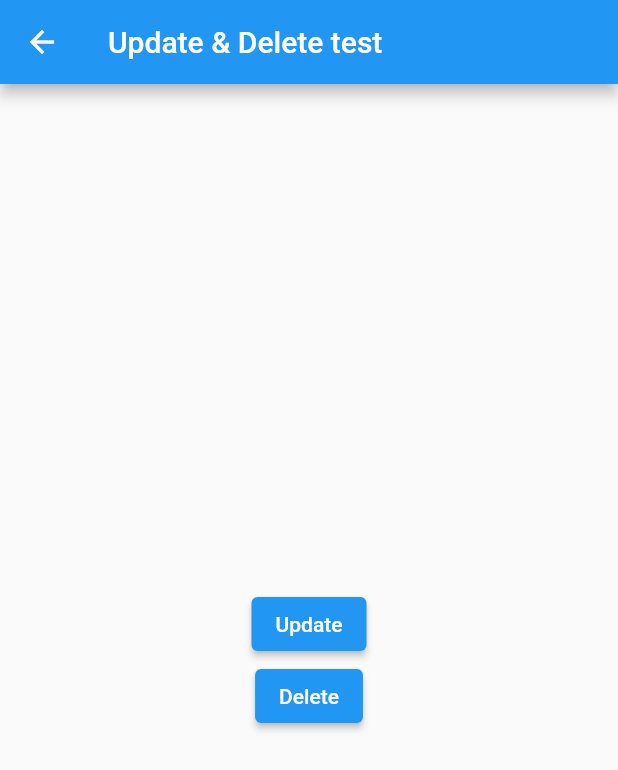
After one commit to rabin245/myfirebase_app, a Flutter app: the HomePage screen opened directly, after a tap on "Update test", on a phone screen of 412 x 824 dp. The commit adds this screen. Shown: the top 770 px of the screen. Run offline on Flutter 3.47's test engine with Material 2 defaults, Android fonts, the phone set to English and light mode, and no system bars; our stand-ins replace cloud_firestore, firebase_core; accounts and stored records are empty.

Commit message:
update and delete test

```diff
--- a/lib/user/homepage.dart
+++ b/lib/user/homepage.dart
@@ -1,6 +1,7 @@
 import 'package:firebase_app/user/show_user.dart';
 import 'package:flutter/material.dart';
 import 'package:cloud_firestore/cloud_firestore.dart';
+import 'update_delete.dart';
 import 'user.dart';
 
 class HomePage extends StatelessWidget {
@@ -48,6 +49,16 @@ class HomePage extends StatelessWidget {
               },
               child: const Text('Show Users'),
             ),
+            ElevatedButton(
+              onPressed: () {
+                Navigator.push(
+                  context,
+                  MaterialPageRoute(
+                      builder: (context) => const UpdateDeleteUser()),
+                );
+              },
+              child: const Text('Update test'),
+            ),
           ],
         ),
       ),
--- /dev/null
+++ b/lib/user/update_delete.dart
@@ -0,0 +1,49 @@
+import 'package:flutter/material.dart';
+import 'package:cloud_firestore/cloud_firestore.dart';
+
+class UpdateDeleteUser extends StatelessWidget {
+  const UpdateDeleteUser({Key? key}) : super(key: key);
+
+  @override
+  Widget build(BuildContext context) {
+    return Scaffold(
+      appBar: AppBar(
+        title: const Text('Update & Delete test'),
+      ),
+      body: Center(
+        child: Column(
+          mainAxisAlignment: MainAxisAlignment.center,
+          children: [
+            ElevatedButton(
+              child: const Text('Update'),
+              onPressed: () {
+                final docUser = FirebaseFirestore.instance
+                    .collection('users')
+                    .doc('r6gxNGKD2xiaVrxLem80');
+
+                //  update specific field
+                //  unlike set which sets all fields and assigns new values from start
+                //  update only updatess specific fields
+                docUser.update({
+                  'name': 'Update name',
+                  // 'city.name': 'KTM',
+                  // 'city': FieldValue.delete(),
+                });
+              },
+            ),
+            ElevatedButton(
+              child: const Text('Delete'),
+              onPressed: () {
+                final docUser = FirebaseFirestore.instance
+                    .collection('users')
+                    .doc('r6gxNGKD2xiaVrxLem80');
+
+                docUser.delete();
+              },
+            ),
+          ],
+        ),
+      ),
+    );
+  }
+}
```
